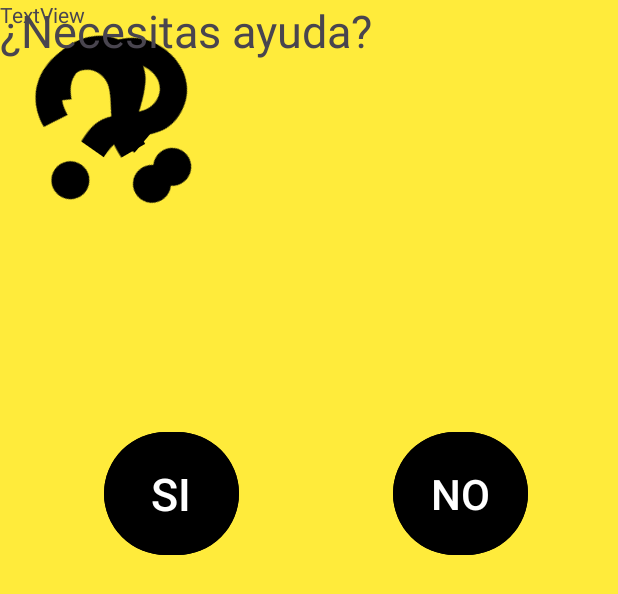
After one commit to adroius/QuizLABMoviles, an Android app: the layout pantalla_ayuda.xml on its own in the app's theme, with its tools: preview values and no code run, on a phone screen of 412 x 824 dp. The commit adds this screen. Shown: the top 594 px of the screen. Run offline under Robolectric (Android 15) with nearby library versions, the phone set to English and light mode, and no system bars.

Commit message:
layaot ayuda

```diff
--- a/app/src/main/java/com/example/quizlabmoviles/MainActivity.java
+++ b/app/src/main/java/com/example/quizlabmoviles/MainActivity.java
@@ -42,6 +42,15 @@ public class MainActivity extends AppCompatActivity {
         fragmentPregunta5 = new FragmentPregunta5();
         fragmentError = new FragmentError();
         changeFragment(fragmentInicial);
+    }
+
+    public void preguntaNO(View view){
+        TextView textView=findViewById(R.id.ayuda);
+        textView.setText("¿Seguro?");
+    }
+    public void preguntaSI(View view){
+        TextView textView=findViewById(R.id.ayuda);
+        textView.setText("El juego trata de acertar las maximas preguntas posibles. Cada acierto te sumará 5 puntos, y cada fallo te restará 2.");
     }
 
     public void comprobar(View view) {
--- /dev/null
+++ b/app/src/main/res/drawable/baseline_question_mark_24.xml
@@ -0,0 +1,5 @@
+<vector android:height="24dp" android:tint="#000000"
+    android:viewportHeight="24" android:viewportWidth="24"
+    android:width="24dp" xmlns:android="http://schemas.android.com/apk/res/android">
+    <path android:fillColor="@android:color/white" android:pathData="M11.07,12.85c0.77,-1.39 2.25,-2.21 3.11,-3.44c0.91,-1.29 0.4,-3.7 -2.18,-3.7c-1.69,0 -2.52,1.28 -2.87,2.34L6.54,6.96C7.25,4.83 9.18,3 11.99,3c2.35,0 3.96,1.07 4.78,2.41c0.7,1.15 1.11,3.3 0.03,4.9c-1.2,1.77 -2.35,2.31 -2.97,3.45c-0.25,0.46 -0.35,0.76 -0.35,2.24h-2.89C10.58,15.22 10.46,13.95 11.07,12.85zM14,20c0,1.1 -0.9,2 -2,2s-2,-0.9 -2,-2c0,-1.1 0.9,-2 2,-2S14,18.9 14,20z"/>
+</vector>
--- /dev/null
+++ b/app/src/main/res/layout/pantalla_ayuda.xml
@@ -0,0 +1,89 @@
+<?xml version="1.0" encoding="utf-8"?>
+<androidx.constraintlayout.widget.ConstraintLayout xmlns:android="http://schemas.android.com/apk/res/android"
+    xmlns:app="http://schemas.android.com/apk/res-auto"
+    xmlns:tools="http://schemas.android.com/tools"
+    android:layout_width="match_parent"
+    android:layout_height="match_parent"
+    android:background="@color/black"
+    android:backgroundTint="#FFEB3B">
+
+    <ImageView
+        android:id="@+id/imageView8"
+        android:layout_width="152dp"
+        android:layout_height="157dp"
+        android:contentDescription="@string/interrogacion"
+        android:rotation="35"
+        app:srcCompat="@drawable/baseline_question_mark_24"
+        tools:ignore="MissingConstraints"
+        tools:layout_editor_absoluteX="129dp"
+        tools:layout_editor_absoluteY="-21dp" />
+
+    <ImageView
+        android:id="@+id/imageView9"
+        android:layout_width="152dp"
+        android:layout_height="157dp"
+        android:contentDescription="@string/interrogacion"
+        android:rotation="-30"
+        app:srcCompat="@drawable/baseline_question_mark_24"
+        tools:ignore="MissingConstraints"
+        tools:layout_editor_absoluteX="40dp"
+        tools:layout_editor_absoluteY="16dp" />
+
+    <ImageView
+        android:id="@+id/imageView7"
+        android:layout_width="152dp"
+        android:layout_height="157dp"
+        android:contentDescription="@string/interrogacion"
+        android:rotation="-50"
+        app:srcCompat="@drawable/baseline_question_mark_24"
+        tools:ignore="MissingConstraints"
+        tools:layout_editor_absoluteX="234dp"
+        tools:layout_editor_absoluteY="16dp" />
+
+    <TextView
+        android:id="@+id/textView"
+        android:layout_width="wrap_content"
+        android:layout_height="wrap_content"
+        android:text="@string/necesitas_ayuda"
+        android:textSize="30sp"
+        tools:ignore="MissingConstraints"
+        tools:layout_editor_absoluteX="80dp"
+        tools:layout_editor_absoluteY="201dp" />
+
+    <Button
+        android:id="@+id/button"
+        android:layout_width="90dp"
+        android:layout_height="90dp"
+        android:layout_marginTop="284dp"
+        android:backgroundTint="@color/black"
+        android:text="@string/si"
+        android:textSize="30sp"
+        app:layout_constraintEnd_toStartOf="@+id/button2"
+        app:layout_constraintHorizontal_bias="0.403"
+        app:layout_constraintStart_toStartOf="parent"
+        app:layout_constraintTop_toTopOf="parent"
+        tools:ignore="MissingConstraints" />
+
+    <Button
+        android:id="@+id/button2"
+        android:layout_width="90dp"
+        android:layout_height="90dp"
+        android:layout_marginTop="284dp"
+        android:layout_marginEnd="60dp"
+        android:backgroundTint="@color/black"
+        android:onClick="preguntaNO"
+        android:text="@string/no"
+        android:textSize="28sp"
+        app:layout_constraintEnd_toEndOf="parent"
+        app:layout_constraintTop_toTopOf="parent"
+        tools:ignore="MissingConstraints" />
+
+    <TextView
+        android:id="@+id/ayuda"
+        android:layout_width="wrap_content"
+        android:layout_height="wrap_content"
+        android:text="TextView"
+        tools:layout_editor_absoluteX="176dp"
+        tools:layout_editor_absoluteY="498dp"
+        tools:ignore="MissingConstraints" />
+</androidx.constraintlayout.widget.ConstraintLayout>
--- a/app/src/main/res/values/strings.xml
+++ b/app/src/main/res/values/strings.xml
@@ -45,4 +45,8 @@
     <string name="menu_gallery">Gallery</string>
     <string name="menu_slideshow">Slideshow</string>
     <string name="reiniciar_quiz">REINICIAR QUIZ</string>
+    <string name="necesitas_ayuda">¿Necesitas ayuda?</string>
+    <string name="si">SI</string>
+    <string name="no">NO</string>
+    <string name="interrogacion">interrogacion</string>
 </resources>
```
Also changed, not shown: app/src/main/res/drawable/interroga.png (added).
